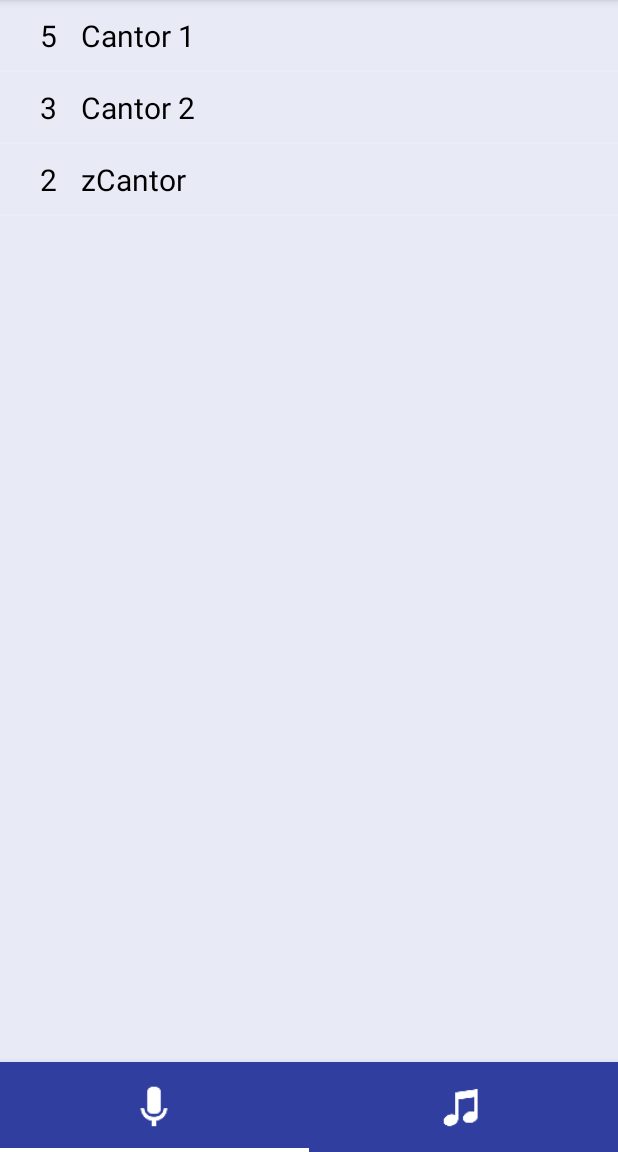
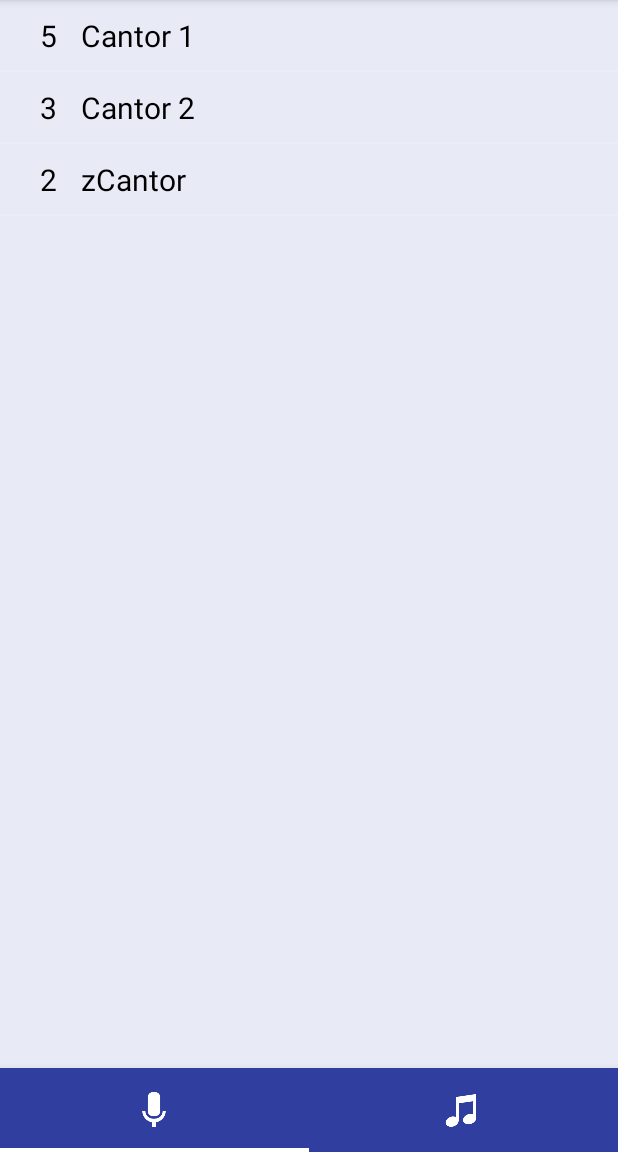
Before and after one commit to boa50/Kinkake, an Android app: the screen it shows after launch (MainActivity), on a phone screen of 412 x 824 dp, the part 84-1236 px from its top. Run offline under Robolectric (Android 15) with nearby library versions, the phone set to English and light mode, and no system bars.

Commit message:
ajuste ícones

```diff
--- a/app/src/main/AndroidManifest.xml
+++ b/app/src/main/AndroidManifest.xml
@@ -4,7 +4,7 @@
 
     <application
         android:allowBackup="true"
-        android:icon="@mipmap/ic_launcher"
+        android:icon="@mipmap/ic_launcher_mic"
         android:label="@string/app_name"
         android:supportsRtl="true"
         android:theme="@style/AppTheme">
--- a/app/src/main/java/br/com/boa50/kinkake/activity/MainActivity.java
+++ b/app/src/main/java/br/com/boa50/kinkake/activity/MainActivity.java
@@ -60,7 +60,7 @@ public class MainActivity extends AppCompatActivity {
 
             @Override
             public void onPageSelected(int position) {
-                gerenciarBusca(position);//TODO tentar mudar isso
+                gerenciarBusca(position);//TODO verificar desempenho disso
             }
 
             @Override
--- a/app/src/main/java/br/com/boa50/kinkake/adapter/TabAdapter.java
+++ b/app/src/main/java/br/com/boa50/kinkake/adapter/TabAdapter.java
@@ -27,7 +27,7 @@ public class TabAdapter extends FragmentStatePagerAdapter{
         cantoresFragment = new CantoresFragment();
         musicasFragment = new MusicasFragment();
         double escala = this.context.getResources().getDisplayMetrics().density;
-        tamanhoIcone = (int) (36 * escala);
+        tamanhoIcone = (int) (32 * escala);
     }
 
     @Override
```
Also changed, not shown: app/src/main/res/mipmap-hdpi/ic_launcher.png (deleted), app/src/main/res/mipmap-mdpi/ic_launcher.png (deleted), app/src/main/res/mipmap-xhdpi/ic_launcher.png (deleted), app/src/main/res/mipmap-xxhdpi/ic_launcher.png (deleted), app/src/main/res/mipmap-xxxhdpi/ic_launcher.png (deleted).
